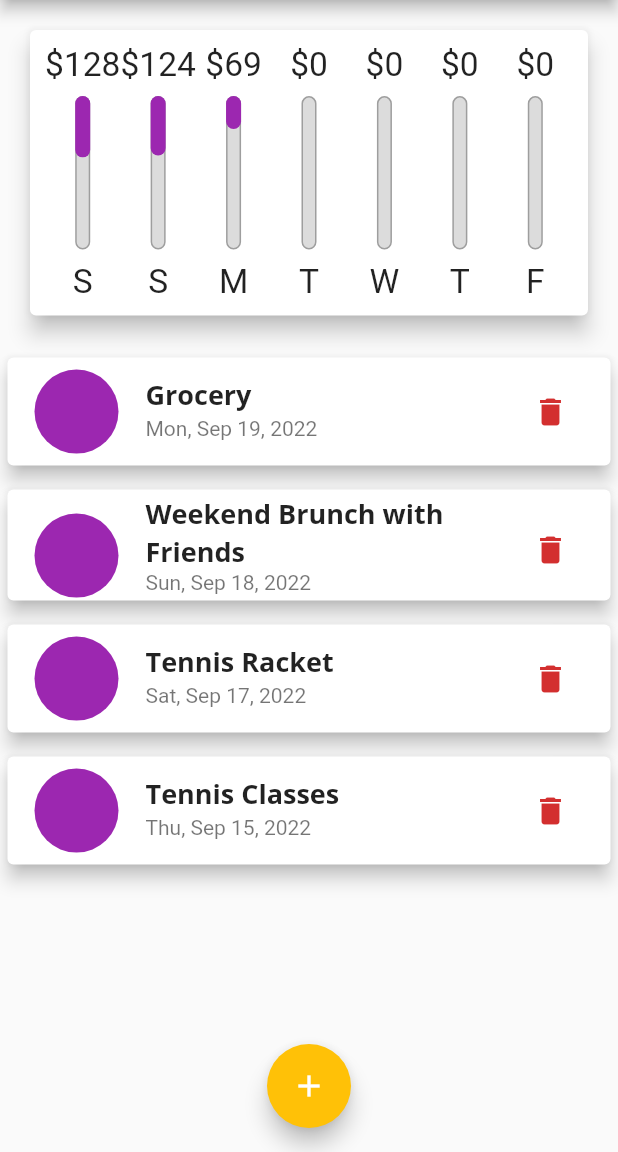
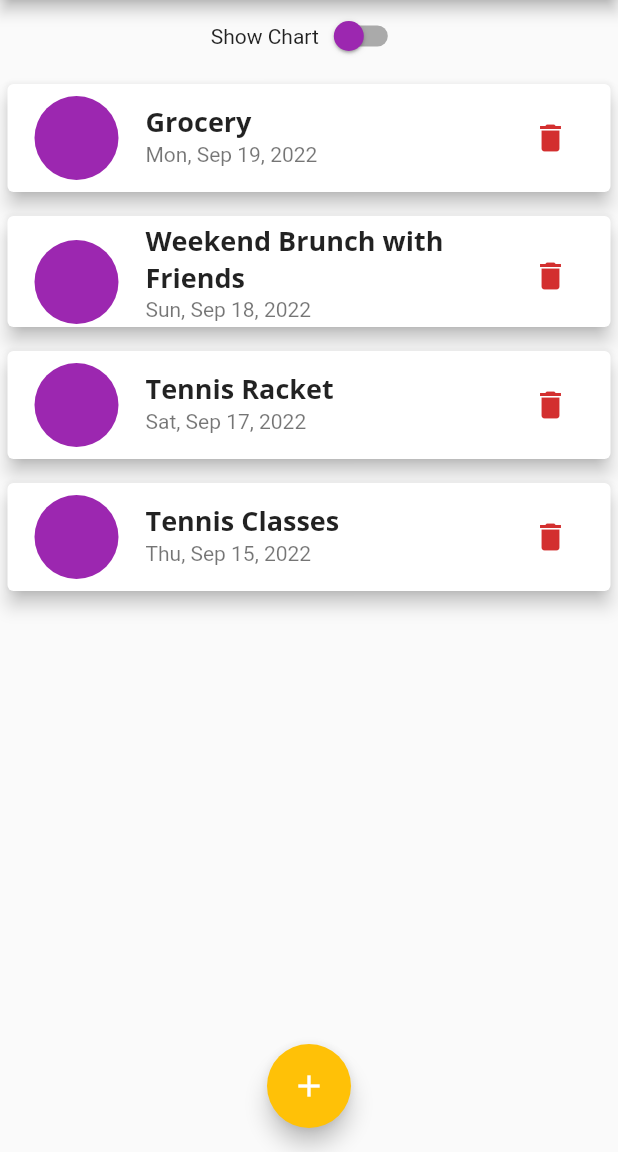
Before and after one commit to arnab/flutter_playground_expenses, a Flutter app: the screen it shows after launch, after a tap on the "delete" icon, on a phone screen of 412 x 824 dp, the part 84-1236 px from its top. Run offline on Flutter 3.47's test engine with Material 2 defaults, Android fonts, the light colour scheme and no system bars; missing offline and left inert: dart:ffi, money2.

Commit message:
use Switch widget to show chart or transactions

```diff
--- a/lib/main.dart
+++ b/lib/main.dart
@@ -10,11 +10,13 @@ import 'widgets/new_transaction.dart';
 import 'widgets/transactions_list.dart';
 
 void main() {
-  WidgetsFlutterBinding.ensureInitialized();
-  SystemChrome.setPreferredOrientations([
-    DeviceOrientation.portraitUp,
-    DeviceOrientation.portraitDown,
-  ]);
+  // Disable landscape mode:
+  // WidgetsFlutterBinding.ensureInitialized();
+  // SystemChrome.setPreferredOrientations([
+  //   DeviceOrientation.portraitUp,
+  //   DeviceOrientation.portraitDown,
+  // ]);
+
   runApp(const MyApp());
 }
 
@@ -23,13 +25,17 @@ class MyApp extends StatelessWidget {
 
   @override
   Widget build(BuildContext context) {
+    var primaryColor = Colors.purple;
+    var primaryColorAccent = Colors.purpleAccent;
+    var secondaryColor = Colors.amber;
+
     return MaterialApp(
       title: 'Expenszy',
       theme: ThemeData(
         colorScheme: ColorScheme.fromSwatch(
-            primarySwatch: Colors.purple,
+          primarySwatch: primaryColor,
         ).copyWith(
-            secondary: Colors.amber,
+          secondary: secondaryColor,
         ),
         fontFamily: 'Quicksand',
         textTheme: ThemeData.light().textTheme.copyWith(
@@ -53,7 +59,14 @@ class MyApp extends StatelessWidget {
             fontFamily: 'OpenSans',
             fontSize: 20,
             fontWeight: FontWeight.bold,
-          ))),
+          ),
+        ),
+        switchTheme: SwitchThemeData(
+          thumbColor: MaterialStateProperty.all(primaryColor),
+          trackColor: MaterialStateProperty.resolveWith((states) =>
+              states.contains(MaterialState.selected) ? primaryColorAccent : null),
+        ),
+      ),
       home: const MyHomePage(),
     );
   }
@@ -68,6 +81,7 @@ class MyHomePage extends StatefulWidget {
 
 class _MyHomePageState extends State<MyHomePage> {
   final _uuid = const Uuid();
+  var _showChart = false;
 
   final List<Transaction> _transactions = [
     Transaction(
@@ -155,14 +169,29 @@ class _MyHomePageState extends State<MyHomePage> {
         child: Column(
           crossAxisAlignment: CrossAxisAlignment.stretch,
           children: [
-            Container(
+            Row(
+              mainAxisAlignment: MainAxisAlignment.center,
+              children: [
+                const Text('Show Chart'),
+                Switch(
+                  value: _showChart,
+                  onChanged: (val) {
+                    setState(() {
+                      _showChart = val;
+                    });
+                  },
+                ),
+              ],
+            ),
+            _showChart
+                ? Container(
                     alignment: Alignment.center,
                     child: SizedBox(
                       height: heightBelowAppBar * chartHeightPct,
                       child: Chart(_recentTransactions),
                     ),
-            ),
-            SizedBox(
+                  )
+                : SizedBox(
                     height: heightBelowAppBar * (1 - chartHeightPct),
                     child: TransactionList(_transactions, _deleteTransaction),
                   ),
```
Lines whose indentation alone changed are shown as unchanged.
